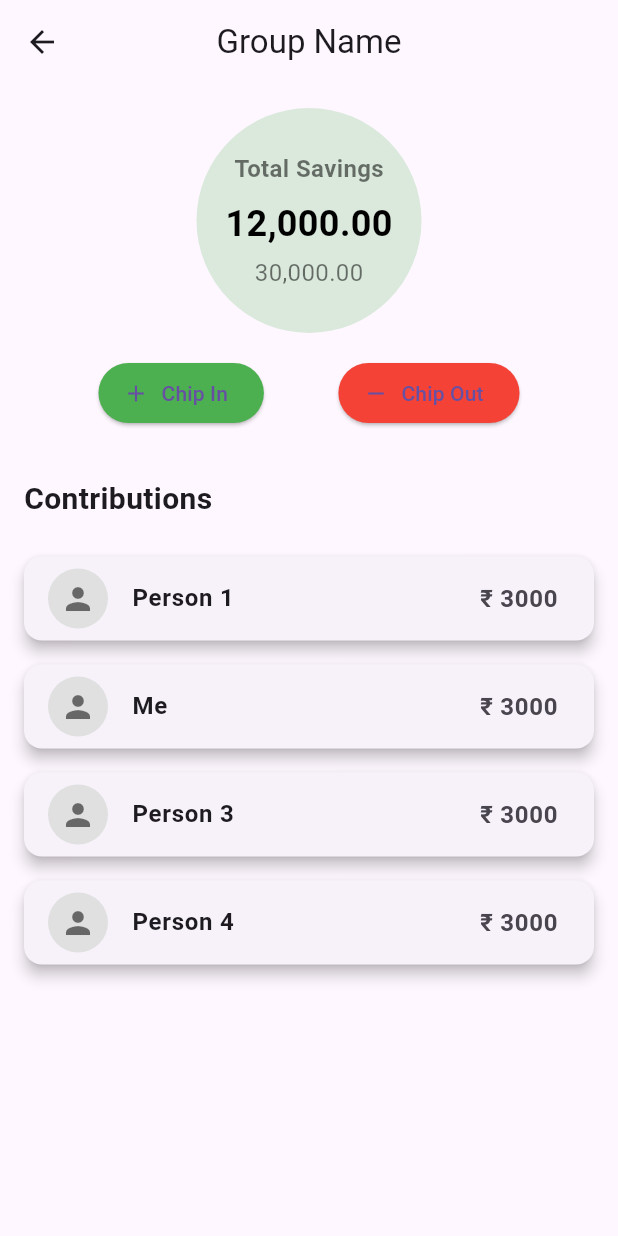
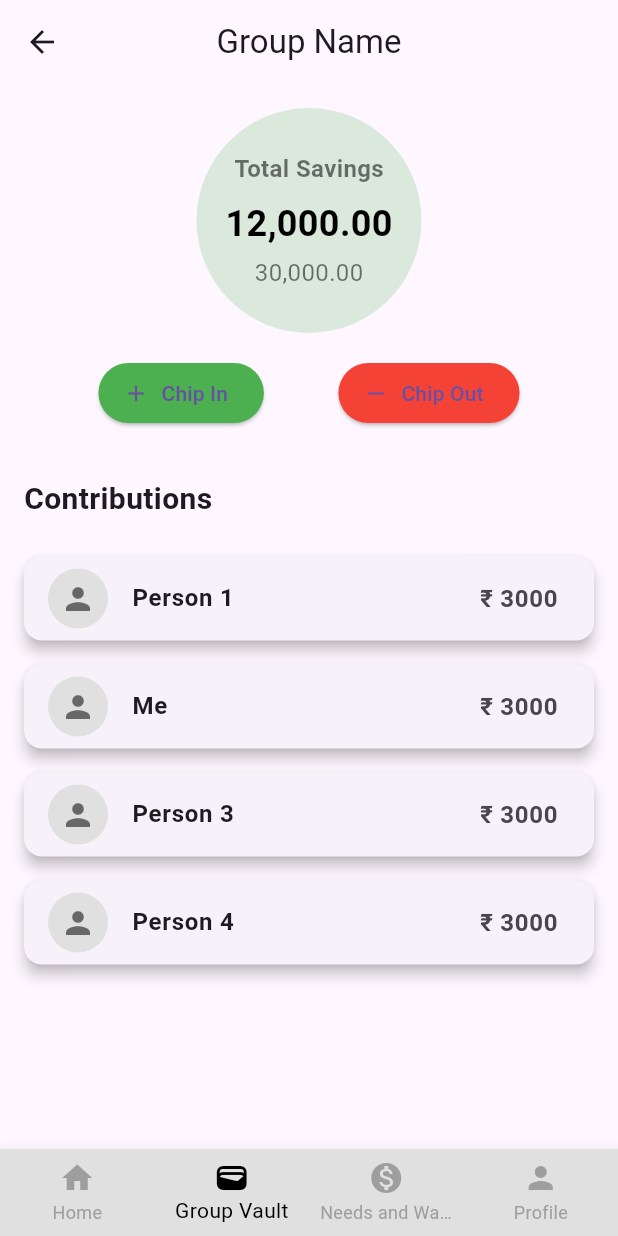
Before and after one commit to kvssks/stash-fund, a Flutter app: the TestScreen screen opened by its route, on a phone screen of 412 x 824 dp. Run offline on Flutter 3.47's test engine with Material 3 defaults, Android fonts, the light colour scheme and no system bars; missing offline and left inert: gradient_circular_progress_indicator.

Commit message:
added homepage and functionalitites

```diff
--- /dev/null
+++ b/lib/components/navbar.dart
@@ -0,0 +1,56 @@
+import 'package:flutter/material.dart';
+
+class CustomBottomNavigationBar extends StatelessWidget {
+  final BuildContext parentContext;
+  final int currentIndex;
+
+  CustomBottomNavigationBar({
+    required this.parentContext,
+    required this.currentIndex,
+  });
+
+  @override
+  Widget build(BuildContext context) {
+    return BottomNavigationBar(
+      type: BottomNavigationBarType.fixed,
+      selectedItemColor: Colors.black,
+      unselectedItemColor: Colors.grey,
+      backgroundColor: Colors.grey[300],
+      currentIndex: currentIndex,
+      onTap: (int index) {
+        switch (index) {
+          case 0:
+            Navigator.pushReplacementNamed(parentContext, '/home');
+            break;
+          case 1:
+            Navigator.pushReplacementNamed(parentContext, '/test');
+            break;
+          case 2:
+            Navigator.pushReplacementNamed(parentContext, '/needsandwants');
+            break;
+          case 3:
+            Navigator.pushReplacementNamed(parentContext, '/profile');
+            break;
+        }
+      },
+      items: [
+        BottomNavigationBarItem(
+          icon: Icon(Icons.home),
+          label: 'Home',
+        ),
+        BottomNavigationBarItem(
+          icon: Icon(Icons.wallet),
+          label: 'Group Vault',
+        ),
+        BottomNavigationBarItem(
+          icon: Icon(Icons.monetization_on),
+          label: 'Needs and Wants',
+        ),
+        BottomNavigationBarItem(
+          icon: Icon(Icons.person),
+          label: 'Profile',
+        ),
+      ],
+    );
+  }
+}
--- a/lib/screens/profile.dart
+++ b/lib/screens/profile.dart
@@ -1,4 +1,6 @@
 import 'package:flutter/material.dart';
+import 'package:state_secret/components/navbar.dart';
+
 
 class ProfileScreen extends StatelessWidget {
   @override
@@ -23,6 +25,10 @@ class ProfileScreen extends StatelessWidget {
           ],
         ),
       ),
+      bottomNavigationBar: CustomBottomNavigationBar(
+        parentContext: context,
+        currentIndex: 3, // 0 for Home
+      ),
     );
   }
 }
--- a/lib/screens/test.dart
+++ b/lib/screens/test.dart
@@ -1,16 +1,11 @@
 import 'package:flutter/material.dart';
+import 'package:state_secret/components/navbar.dart';
 
 class TestScreen extends StatelessWidget {
   @override
   Widget build(BuildContext context) {
     return Scaffold(
       appBar: AppBar(
-        leading: IconButton(
-          icon: Icon(Icons.arrow_back),
-          onPressed: () {
-            Navigator.pop(context);
-          },
-        ),
         title: Text('Group Name'),
         centerTitle: true,
       ),
@@ -112,6 +107,10 @@ class TestScreen extends StatelessWidget {
           ],
         ),
       ),
+      bottomNavigationBar: CustomBottomNavigationBar(
+        parentContext: context,
+        currentIndex: 1, // 0 for Home
+      ),
     );
   }
 }
```
Also changed, not shown: lib/main.dart (+116 -69 lines), lib/screens/missions.dart (deleted, +0 -38 lines), lib/screens/needsandwants.dart (added, +25 -0 lines), lib/components/logo.png (added), pubspec.lock.
